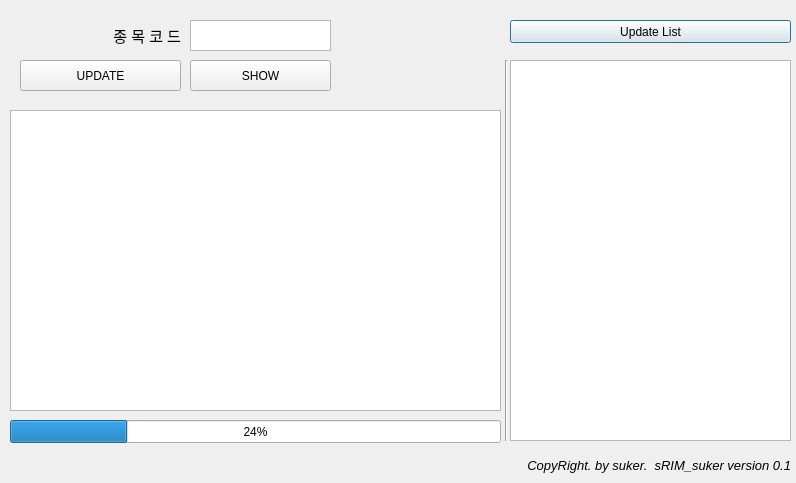
The window that sukerStock/sRIMprj/src/stockCrawling_window.ui (kchhero/suker_python_project) describes before a commit, drawn with Qt 5.
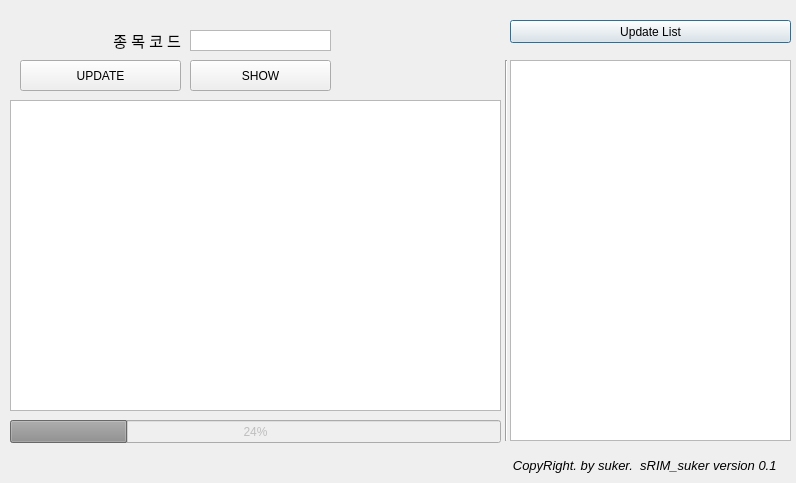
The same window after the commit.

Commit message: sRIM crawling update6

What changed in the file:
```diff
--- a/sukerStock/sRIMprj/src/stockCrawling_window.ui
+++ b/sukerStock/sRIMprj/src/stockCrawling_window.ui
@@ -25,15 +25,14 @@
    <property name="autoScroll">
     <bool>false</bool>
    </property>
-  </widget>
-  <widget class="QPlainTextEdit" name="plainTextEdit_infoShow">
-   <property name="geometry">
-    <rect>
-     <x>10</x>
-     <y>110</y>
-     <width>491</width>
-     <height>301</height>
-    </rect>
+   <property name="editTriggers">
+    <set>QAbstractItemView::SelectedClicked</set>
+   </property>
+   <property name="tabKeyNavigation">
+    <bool>true</bool>
+   </property>
+   <property name="alternatingRowColors">
+    <bool>true</bool>
    </property>
   </widget>
   <widget class="Line" name="line">
@@ -68,7 +67,7 @@
     <enum>Qt::LeftToRight</enum>
    </property>
    <property name="text">
-    <string>CopyRight. by suker.  sRIM_suker version 0.1</string>
+    <string>CopyRight. by suker.  sRIM_suker version 0.1    </string>
    </property>
    <property name="alignment">
     <set>Qt::AlignRight|Qt::AlignTrailing|Qt::AlignVCenter</set>
@@ -78,9 +77,9 @@
    <property name="geometry">
     <rect>
      <x>100</x>
-     <y>20</y>
+     <y>30</y>
      <width>81</width>
-     <height>31</height>
+     <height>21</height>
     </rect>
    </property>
    <property name="font">
@@ -96,6 +95,9 @@
    </property>
   </widget>
   <widget class="QProgressBar" name="progressBar_update">
+   <property name="enabled">
+    <bool>false</bool>
+   </property>
    <property name="geometry">
     <rect>
      <x>10</x>
@@ -151,21 +153,86 @@
    <property name="geometry">
     <rect>
      <x>190</x>
-     <y>20</y>
+     <y>30</y>
      <width>141</width>
-     <height>31</height>
+     <height>21</height>
     </rect>
    </property>
+   <property name="font">
+    <font>
+     <pointsize>9</pointsize>
+     <weight>75</weight>
+     <bold>true</bold>
+    </font>
+   </property>
    <property name="acceptDrops">
     <bool>false</bool>
    </property>
    <property name="toolTip">
     <string>종목코드입력</string>
    </property>
+   <property name="layoutDirection">
+    <enum>Qt::LeftToRight</enum>
+   </property>
+   <property name="autoFillBackground">
+    <bool>false</bool>
+   </property>
+   <property name="inputMethodHints">
+    <set>Qt::ImhNone</set>
+   </property>
+   <property name="frameShape">
+    <enum>QFrame::StyledPanel</enum>
+   </property>
+   <property name="verticalScrollBarPolicy">
+    <enum>Qt::ScrollBarAlwaysOff</enum>
+   </property>
+   <property name="horizontalScrollBarPolicy">
+    <enum>Qt::ScrollBarAlwaysOff</enum>
+   </property>
+   <property name="sizeAdjustPolicy">
+    <enum>QAbstractScrollArea::AdjustIgnored</enum>
+   </property>
+   <property name="tabChangesFocus">
+    <bool>true</bool>
+   </property>
+   <property name="html">
+    <string notr="true">&lt;!DOCTYPE HTML PUBLIC &quot;-//W3C//DTD HTML 4.0//EN&quot; &quot;http://www.w3.org/TR/REC-html40/strict.dtd&quot;&gt;
+&lt;html&gt;&lt;head&gt;&lt;meta name=&quot;qrichtext&quot; content=&quot;1&quot; /&gt;&lt;style type=&quot;text/css&quot;&gt;
+p, li { white-space: pre-wrap; }
+&lt;/style&gt;&lt;/head&gt;&lt;body style=&quot; font-family:'Gulim'; font-size:9pt; font-weight:600; font-style:normal;&quot;&gt;
+&lt;p style=&quot;-qt-paragraph-type:empty; margin-top:0px; margin-bottom:0px; margin-left:0px; margin-right:0px; -qt-block-indent:0; text-indent:0px;&quot;&gt;&lt;br /&gt;&lt;/p&gt;&lt;/body&gt;&lt;/html&gt;</string>
+   </property>
    <property name="acceptRichText">
     <bool>false</bool>
    </property>
   </widget>
+  <widget class="QTextEdit" name="textEdit_infoShow">
+   <property name="geometry">
+    <rect>
+     <x>10</x>
+     <y>100</y>
+     <width>491</width>
+     <height>311</height>
+    </rect>
+   </property>
+   <property name="font">
+    <font>
+     <weight>75</weight>
+     <bold>true</bold>
+     <kerning>false</kerning>
+    </font>
+   </property>
+   <property name="html">
+    <string notr="true">&lt;!DOCTYPE HTML PUBLIC &quot;-//W3C//DTD HTML 4.0//EN&quot; &quot;http://www.w3.org/TR/REC-html40/strict.dtd&quot;&gt;
+&lt;html&gt;&lt;head&gt;&lt;meta name=&quot;qrichtext&quot; content=&quot;1&quot; /&gt;&lt;style type=&quot;text/css&quot;&gt;
+p, li { white-space: pre-wrap; }
+&lt;/style&gt;&lt;/head&gt;&lt;body style=&quot; font-family:'Gulim'; font-size:9pt; font-weight:600; font-style:normal;&quot;&gt;
+&lt;p style=&quot;-qt-paragraph-type:empty; margin-top:0px; margin-bottom:0px; margin-left:0px; margin-right:0px; -qt-block-indent:0; text-indent:0px;&quot;&gt;&lt;br /&gt;&lt;/p&gt;&lt;/body&gt;&lt;/html&gt;</string>
+   </property>
+   <property name="textInteractionFlags">
+    <set>Qt::TextSelectableByKeyboard|Qt::TextSelectableByMouse</set>
+   </property>
+  </widget>
  </widget>
  <resources/>
  <connections/>
```
The commit also changes 10 other files.
